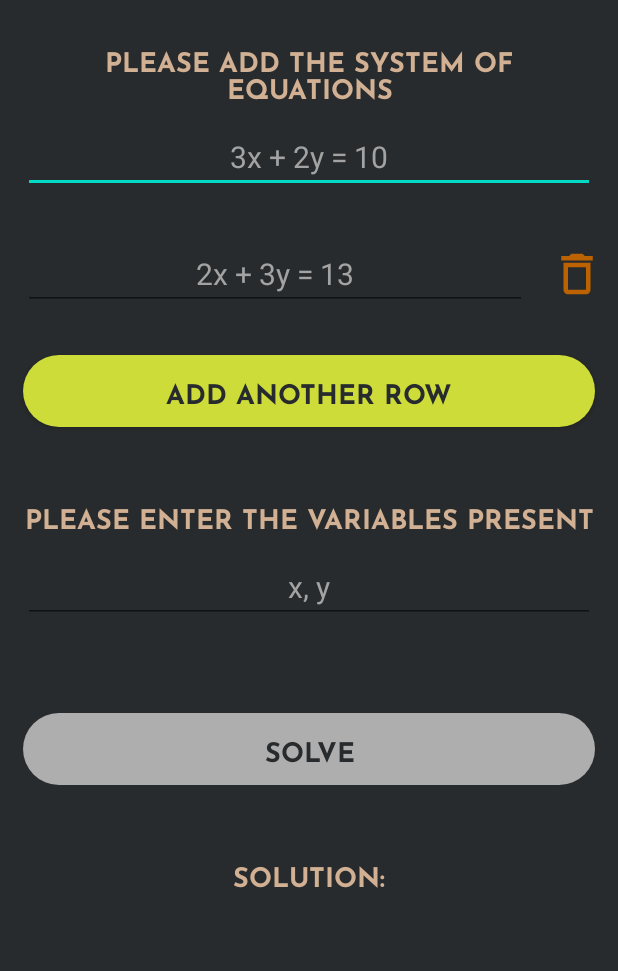
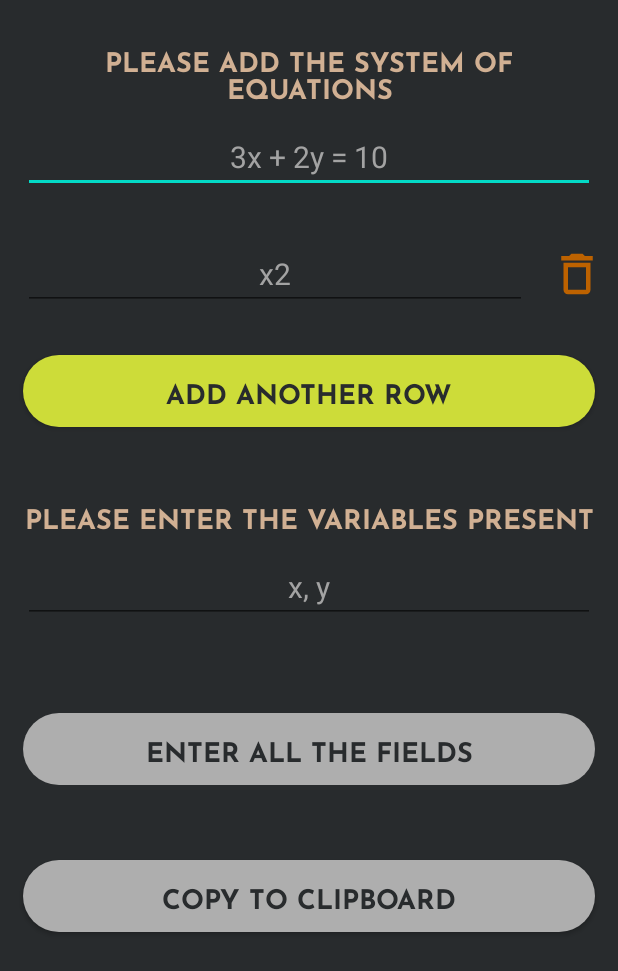
Before and after one commit to NoRancidIntentions/Physics-Mate, an Android app built with Jetpack Compose: the VarSolver screen opened directly, with no data from a screen before it, after a tap on "ADD ANOTHER ROW", on a phone screen of 412 x 824 dp. Shown: the top 971 px of the screen. Run offline under Robolectric (Android 15) with nearby library versions, the phone set to English and light mode, and no system bars; libraries missing offline, so code that uses them is left out: com.airbnb.paris, com.github.mikephil.charting, de.lab4inf.math, io.github.kexanie.library, org.matheclipse.core and 1 more; 1 statement that could not run was skipped.

Commit message:
VarSolver btnCopy add

```diff
--- a/app/src/main/java/com/example/physicsmate/Custom_methods.java
+++ b/app/src/main/java/com/example/physicsmate/Custom_methods.java
@@ -131,7 +131,7 @@ public class Custom_methods {
     }
 
     //solver for multi variable equations
-    public static String solveEquationSymbolic(ArrayList<String> equation, ArrayList<String> variables) {
+    public static String solveEquationSymbolic(Iterable<String> equation, String variables) {
         try {
             //store the eqns in string form: "{eqn1, eqn2, eqn3, ...}"
             StringBuilder eqns = new StringBuilder("{");
@@ -142,17 +142,9 @@ public class Custom_methods {
             eqns = new StringBuilder(eqns.toString().replaceAll("=", "=="));
             System.out.println("eqns:" + eqns);
 
-            //store the variables in string form: "{x, y, z, ...}"
-            StringBuilder vars = new StringBuilder("{");
-            for (String variable : variables) {
-                vars.append(variable).append(",");
-            }
-            vars = new StringBuilder(vars.substring(0, vars.length() - 1) + "}");
-            System.out.println("vars:" + vars);
-
             //solve the eqns
             ExprEvaluator evaluator = new ExprEvaluator();
-            IExpr result = evaluator.eval("Solve(" + eqns + "," + vars + ")");
+            IExpr result = evaluator.eval("Solve(" + eqns + ", {" + variables + "})");
             return result.toString();
 
         } catch (SyntaxError e) {
@@ -168,7 +160,7 @@ public class Custom_methods {
         return "error";
     }
 
-    public static String solveEquationNumeric(Iterable<String> equation, Iterable<String> variables) {
+    public static String solveEquationNumeric(Iterable<String> equation, String variables) {
         try {
             //store the eqns in string form: "{eqn1, eqn2, eqn3, ...}"
             StringBuilder eqns = new StringBuilder("{");
@@ -179,17 +171,9 @@ public class Custom_methods {
             eqns = new StringBuilder(eqns.toString().replaceAll("=", "=="));
             System.out.println("eqns:" + eqns);
 
-            //store the variables in arraylist form: "{x, y, z, ...}"
-            StringBuilder vars = new StringBuilder("{");
-            for (String variable : variables) {
-                vars.append(variable).append(",");
-            }
-            vars = new StringBuilder(vars.substring(0, vars.length() - 1) + "}");
-            System.out.println("vars:" + vars);
-
             //solve the eqns
             ExprEvaluator evaluator = new ExprEvaluator(true, (short) 0);
-            IExpr result = evaluator.eval("NSolve(" + eqns + "," + vars + ")");
+            IExpr result = evaluator.eval("NSolve(" + eqns + ", {" + variables + "})");
 
             //clear cache
             evaluator.clearVariables();
@@ -253,7 +237,7 @@ public class Custom_methods {
      * @param  btnCalc           the button to enable or disable based on EditTexts' contents
      * @param  editTexts         an array of EditTexts to listen for changes
      */
-    public static void setupEditTextChangeListener(View[] viewsToDisappear, Button btnCalc, ArrayList<EditText> editTexts) {
+    public static void setupEditTextChangeListener(View[] viewsToDisappear, Button btnCalc, EditText... editTexts) {
 
         // Check if any of the EditTexts are empty
         boolean anyEditTextEmpty = false;
--- a/app/src/main/java/com/example/physicsmate/activities/math/Lagrange_Interpolation.java
+++ b/app/src/main/java/com/example/physicsmate/activities/math/Lagrange_Interpolation.java
@@ -49,7 +49,7 @@ public class Lagrange_Interpolation extends AppCompatActivity {
         LagrangeCalcButton.setBackgroundResource(R.drawable.btn_disabled);
         LagrangeCalcButton.setTextColor(getResources().getColor(R.color.app_bg));
         LagrangeCalcButton.setText("Enter all the fields");
-        LagrangeMathView = findViewById(R.id.LagrangeMathView);
+        //LagrangeMathView = findViewById(R.id.LagrangeMathView);
 
         LagrangeTvResult.setVisibility(View.GONE);
         LagrangeMathView.setVisibility(View.GONE);
--- a/app/src/main/java/com/example/physicsmate/activities/math/VarSolver.java
+++ b/app/src/main/java/com/example/physicsmate/activities/math/VarSolver.java
@@ -1,15 +1,16 @@
 package com.example.physicsmate.activities.math;
 
-import android.text.Html;
+import android.os.Bundle;
 import android.view.View;
 import android.widget.*;
 import androidx.appcompat.app.AppCompatActivity;
-import android.os.Bundle;
+import com.airbnb.paris.Paris;
 import com.example.physicsmate.R;
 
 import java.util.ArrayList;
 import java.util.Arrays;
 import java.util.Collection;
+import java.util.List;
 import java.util.stream.Collectors;
 
 import static com.example.physicsmate.Custom_methods.setupEditTextChangeListener;
@@ -17,88 +18,141 @@ import static com.example.physicsmate.Custom_methods.solveEquationNumeric;
 
 public class VarSolver extends AppCompatActivity {
 
+    Button btnSolve, btnAddRow, btnCopy;
+    EditText et1, etVars;
+    TextView tvResult;
+    LinearLayout rowsLinearLayout;
+
     @Override
     protected void onCreate(Bundle savedInstanceState) {
         super.onCreate(savedInstanceState);
         setContentView(R.layout.activity_var_solver);
 
-        LinearLayout rowsContainer = findViewById(R.id.var_solver_SOE);
-        ArrayList<EditText> equations = new ArrayList<>();
-        Button solveButton = findViewById(R.id.var_solver_solve_button);
-        TextView result = findViewById(R.id.var_solver_solution);
-        EditText variables = findViewById(R.id.var_solver_variables);
+        rowsLinearLayout = findViewById(R.id.var_solver_SOE);
+        tvResult = findViewById(R.id.var_solver_solution);
 
-        View[] viewsToDisappear = {result};
-        solveButton.setEnabled(false);
+        et1 = findViewById(R.id.var_solver_et1);
+        et1.addTextChangedListener(new customTextWatcher());
+        etVars = findViewById(R.id.var_solver_variables);
 
-        //the first row does not have a delete button, and is simply an edittext, comtaining the first (mandatory) equation.
-        //the rest of the rows are added dynamically, and have a delete button just nextto the edittext. this is a horizontal linear layout.
+        btnAddRow = findViewById(R.id.var_solver_add_button);
+        btnAddRow.setOnClickListener(v -> addRow());
+        btnCopy = findViewById(R.id.btnCopy);
 
-        EditText et1 = findViewById(R.id.var_solver_et1); //the first edittext
-        equations.add(et1);
+        btnSolve = findViewById(R.id.var_solver_solve_button);
 
-        //setup rest of the rows
-        for (int i = 1; i < rowsContainer.getChildCount(); i++) {
-            LinearLayout row = (LinearLayout) rowsContainer.getChildAt(i);
-            EditText et = (EditText) row.getChildAt(0);
-            equations.add(et);
-            ImageButton deleteButton = (ImageButton) row.getChildAt(1);
-            deleteButton.setOnClickListener(v -> {
-                rowsContainer.removeView(row);
-                checkSolveButton(equations, solveButton);
-            });
-            setupEditTextChangeListener(viewsToDisappear, solveButton, equations);
+        tvResult.setVisibility(View.GONE);
     }
 
-        //add row button
-        Button addRowButton = findViewById(R.id.var_solver_add_button);
-        addRowButton.setOnClickListener(v ->
+    public class customTextWatcher implements android.text.TextWatcher {
+
+            @Override
+            public void beforeTextChanged(CharSequence s, int start, int count, int after) {
+                solveButtonClickable();
+            }
+
+            @Override
+            public void onTextChanged(CharSequence s, int start, int before, int count) {
+                solveButtonClickable();
+            }
+
+            @Override
+            public void afterTextChanged(android.text.Editable s) {
+                solveButtonClickable();
+
+                if (btnSolve.isEnabled())
                 {
-            LinearLayout row = (LinearLayout) getLayoutInflater().inflate(R.layout.var_solver_rows, null);
-            EditText et = (EditText) row.getChildAt(0);
-            equations.add(et);
-            ImageButton deleteButton = (ImageButton) row.getChildAt(1);
-            deleteButton.setOnClickListener(v1 ->
-            {
-                checkSolveButton(equations, solveButton);
-                rowsContainer.removeView(row);
-                checkSolveButton(equations, solveButton);
-                System.out.println(equations);
-                System.out.println("Delete button clicked");
+                    btnSolve.setOnClickListener(v -> {
+                        //store all the equations in array
+                        int numOfEqns = rowsLinearLayout.getChildCount();
+                        Collection<String> eqns = new ArrayList<>();
+                        eqns.add(et1.getText().toString());
+                        for (int i = 1; i < numOfEqns; i++) {
+                            LinearLayout eqnRowItem = (LinearLayout) rowsLinearLayout.getChildAt(i);
+                            EditText et = (EditText) eqnRowItem.getChildAt(0);
+                            eqns.add(et.getText().toString());
+                        }
+                        String vars = etVars.getText().toString();
+                        //solve the equations
+                        String result = solveEquationNumeric(eqns, vars);
+                        String resultParsed = parseString(result);
+
+                        tvResult.setText(android.text.Html.fromHtml(resultParsed, android.text.Html.FROM_HTML_MODE_LEGACY));
+                        tvResult.setVisibility(View.VISIBLE);
+
+                        btnCopy.setVisibility(View.VISIBLE);
+                        btnCopy.setOnClickListener(v1 -> {
+                            android.content.ClipboardManager clipboard = (android.content.ClipboardManager) getSystemService(android.content.Context.CLIPBOARD_SERVICE);
+                            android.content.ClipData clip = android.content.ClipData.newPlainText("Copied Text", result);
+                            clipboard.setPrimaryClip(clip);
+                            Toast.makeText(VarSolver.this, "Copied to clipboard", Toast.LENGTH_SHORT).show();
                         });
-            rowsContainer.addView(row);
-            setupEditTextChangeListener(viewsToDisappear, solveButton, equations);
                     });
+                }
+            }
+    }
 
-        //solve button
-        solveButton.setOnClickListener(v -> {
-            checkSolveButton(equations, solveButton);
-            if (solveButton.isEnabled()) {
-                System.out.println("Solve button clicked");
-                // Store the equations in string form: "{eqn1, eqn2, eqn3, ...}"
-                Collection<String> eqns = new ArrayList<>();
-                for (EditText equation : equations) {
-                    eqns.add(equation.getText().toString());
-                }
-                // Store the variables in string form: "{var1, var2, var3, ...}"
-                Collection<String> vars = new ArrayList<>();
-                for (String var : variables.getText().toString().split(",")) {
-                    vars.add(var.trim());
-                }
-                String resultString = solveEquationNumeric(eqns, vars);
+    public void addRow() {
+        LinearLayout rowItem = (LinearLayout) getLayoutInflater().inflate(R.layout.var_solver_rows, null, false);
+        rowsLinearLayout.addView(rowItem);
+        EditText et = (EditText) rowItem.getChildAt(0);
+        View[] viewsToDissapear = {tvResult};
+        setupEditTextChangeListener(viewsToDissapear, btnSolve, et);
 
-                result.setText(Html.fromHtml(formatResult(resultString), Html.FROM_HTML_MODE_LEGACY));
-                result.setVisibility(View.VISIBLE);
-                checkSolveButton(equations, solveButton);
-                eqns.clear();
-            } else {
-                System.out.println("Solve button disabled");
-            }
-        });
+        solveButtonClickable();
+
+        int eqnsLinearLayoutChildCount = rowsLinearLayout.getChildCount();
+
+        for (int i = 1; i < eqnsLinearLayoutChildCount; i++) {
+            LinearLayout eqnRowItem = (LinearLayout) rowsLinearLayout.getChildAt(i);
+            EditText eqn = (EditText) eqnRowItem.getChildAt(0);
+            eqn.setHint("x" + (i + 1));
+            eqn.addTextChangedListener(new customTextWatcher());
 
         }
 
-    private static String formatResult(String input) {
+        //delete listener to each row
+        for (int i = 1; i < eqnsLinearLayoutChildCount; i++) {
+            LinearLayout eqnRowItem = (LinearLayout) rowsLinearLayout.getChildAt(i);
+            ImageButton LagrangeDeleteRowButton = (ImageButton) eqnRowItem.getChildAt(1);
+            LagrangeDeleteRowButton.setOnClickListener(v -> {
+                removeRow();
+                solveButtonClickable();});
+        }
+    }
+
+    public void removeRow() {
+        rowsLinearLayout.removeViewAt(rowsLinearLayout.getChildCount() - 1);
+        solveButtonClickable();
+    }
+
+    public void solveButtonClickable() {
+        int numOfEqns = rowsLinearLayout.getChildCount();
+        et1 = (EditText) rowsLinearLayout.getChildAt(0);
+        for (int i = 1; i < numOfEqns; i++) {
+            LinearLayout eqnRowItem = (LinearLayout) rowsLinearLayout.getChildAt(i);
+            EditText et = (EditText) eqnRowItem.getChildAt(0);
+            if (et.getText().toString().isEmpty() || et1.getText().toString().isEmpty()) {
+                btnSolve.setClickable(false);
+                btnSolve.setEnabled(false);
+                btnSolve.setBackgroundResource(R.drawable.btn_disabled);
+                btnSolve.setTextColor(getResources().getColor(R.color.app_bg));
+                btnSolve.setText("Enter all the fields");
+                System.out.println("not clickable");
+                break;
+            } else {
+                btnSolve.setClickable(true);
+                btnSolve.setEnabled(true);
+                //set style of the button
+                Paris.styleBuilder(btnSolve).add(R.style.custom_button_enabled).apply();
+                btnSolve.setText("Solve");
+                System.out.println("clickable");
+            }
+
+        }
+    }
+
+    private static String parseString(String input) {
         return Arrays.stream(input.replaceAll("[{}]", "").split(","))
                 .map(pair -> pair.split("->"))
                 .filter(keyValue -> keyValue.length == 2)
@@ -109,15 +163,4 @@ public class VarSolver extends AppCompatActivity {
                 })
                 .collect(Collectors.joining("<br/>"));
     }
-
-    //if any edittext is empty, the solve button is disabled. check clickablity of solve button
-    private void checkSolveButton(Iterable<EditText> equations, Button solveButton) {
-        for (EditText equation : equations) {
-            if (equation.getText().toString().equals("")) {
-                solveButton.setEnabled(false);
-                return;
 }
-        }
-        solveButton.setEnabled(true);
-    }
-}
--- a/app/src/main/res/layout/activity_var_solver.xml
+++ b/app/src/main/res/layout/activity_var_solver.xml
@@ -53,5 +53,10 @@
                 style = "@style/custom_textView"
                 android:id="@+id/var_solver_solution"
                 android:text="Solution:"/>
+
+        <androidx.appcompat.widget.AppCompatButton
+                style = "@style/custom_button_disabled"
+                android:id="@+id/btnCopy"
+                android:text="Copy to clipboard"/>
     </LinearLayout>
 </ScrollView>
```
Also changed, not shown: app/src/main/java/com/example/physicsmate/activities/physics/Gravitation.java (+2 -8 lines), app/src/main/res/layout/activity_lagrange_interpolation.xml (+0 -7 lines). Lines whose indentation alone changed are shown as unchanged.
